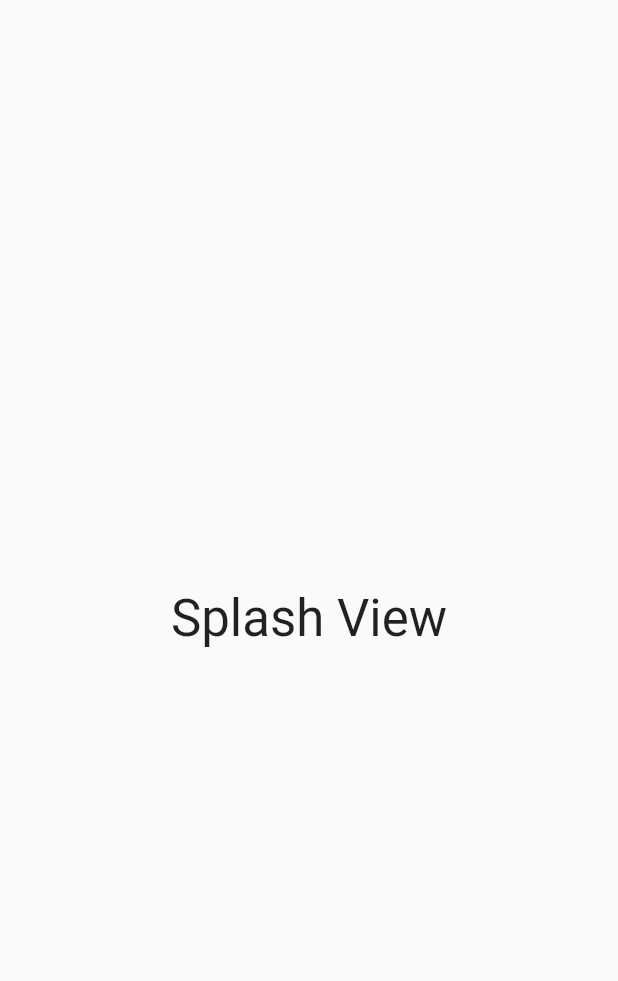
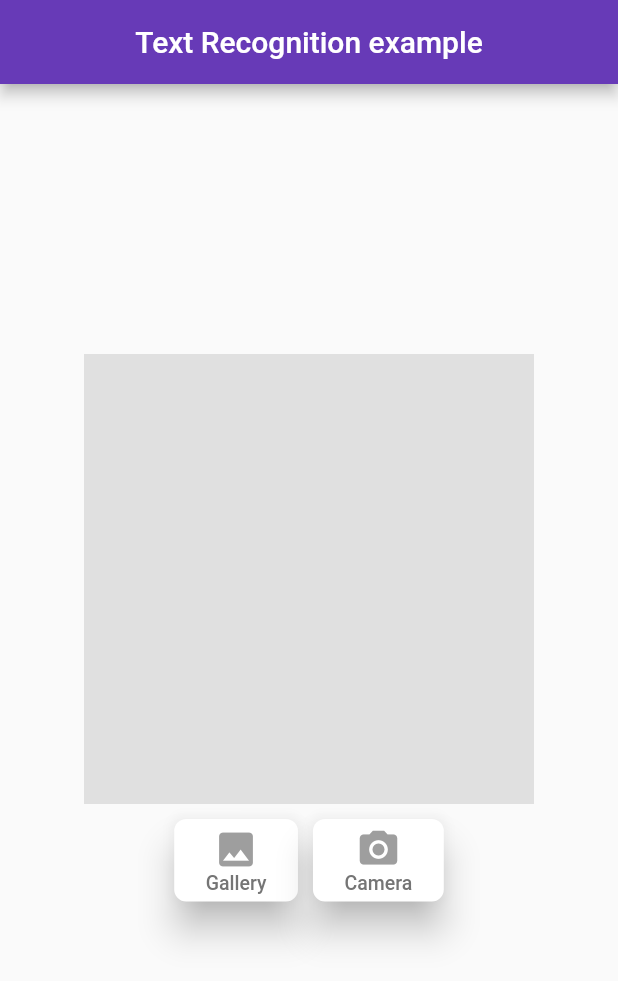
Before and after one commit to umeriplex/firebase-basics, a Flutter app: the first screen one second after launch, on a phone screen of 412 x 824 dp. Shown: the top 981 px of the screen. Run offline on Flutter 3.47's test engine with Material 2 defaults, Android fonts, the light colour scheme and no system bars; our stand-ins replace cloud_firestore, firebase_auth, firebase_core, firebase_database, firebase_storage, fluttertoast and 4 more; missing offline and left inert: flutter_animator, google_ml_kit; accounts and stored records are empty.

Commit message:
add google ml kit test recognation

```diff
--- /dev/null
+++ b/lib/google_ml_kit_code.dart
@@ -0,0 +1,165 @@
+import 'dart:io';
+
+import 'package:flutter/material.dart';
+import 'package:google_ml_kit/google_ml_kit.dart';
+import 'package:image_picker/image_picker.dart';
+
+class MLKit extends StatefulWidget {
+  const MLKit({Key? key}) : super(key: key);
+
+  @override
+  State<MLKit> createState() => _MLKitState();
+}
+
+class _MLKitState extends State<MLKit> {
+  bool textScanning = false;
+  XFile? imageFile;
+  String scannedText = "";
+
+  @override
+  Widget build(BuildContext context) {
+    return Scaffold(
+      appBar: AppBar(
+        centerTitle: true,
+        title: const Text("Text Recognition example"),
+      ),
+      body: Center(
+          child: SingleChildScrollView(
+        child: Container(
+            margin: const EdgeInsets.all(20),
+            child: Column(
+              crossAxisAlignment: CrossAxisAlignment.center,
+              children: [
+                if (textScanning) const CircularProgressIndicator(),
+                if (!textScanning && imageFile == null)
+                  Container(
+                    width: 300,
+                    height: 300,
+                    color: Colors.grey[300]!,
+                  ),
+                if (imageFile != null) Image.file(File(imageFile!.path)),
+                Row(
+                  mainAxisAlignment: MainAxisAlignment.center,
+                  children: [
+                    Container(
+                        margin: const EdgeInsets.symmetric(horizontal: 5),
+                        padding: const EdgeInsets.only(top: 10),
+                        child: ElevatedButton(
+                          style: ElevatedButton.styleFrom(
+                            primary: Colors.white,
+                            onPrimary: Colors.grey,
+                            shadowColor: Colors.grey[400],
+                            elevation: 10,
+                            shape: RoundedRectangleBorder(
+                                borderRadius: BorderRadius.circular(8.0)),
+                          ),
+                          onPressed: () {
+                            getImage(ImageSource.gallery);
+                          },
+                          child: Container(
+                            margin: const EdgeInsets.symmetric(
+                                vertical: 5, horizontal: 5),
+                            child: Column(
+                              mainAxisSize: MainAxisSize.min,
+                              children: [
+                                Icon(
+                                  Icons.image,
+                                  size: 30,
+                                ),
+                                Text(
+                                  "Gallery",
+                                  style: TextStyle(
+                                      fontSize: 13, color: Colors.grey[600]),
+                                )
+                              ],
+                            ),
+                          ),
+                        )),
+                    Container(
+                        margin: const EdgeInsets.symmetric(horizontal: 5),
+                        padding: const EdgeInsets.only(top: 10),
+                        child: ElevatedButton(
+                          style: ElevatedButton.styleFrom(
+                            primary: Colors.white,
+                            onPrimary: Colors.grey,
+                            shadowColor: Colors.grey[400],
+                            elevation: 10,
+                            shape: RoundedRectangleBorder(
+                                borderRadius: BorderRadius.circular(8.0)),
+                          ),
+                          onPressed: () {
+                            getImage(ImageSource.camera);
+                          },
+                          child: Container(
+                            margin: const EdgeInsets.symmetric(
+                                vertical: 5, horizontal: 5),
+                            child: Column(
+                              mainAxisSize: MainAxisSize.min,
+                              children: [
+                                Icon(
+                                  Icons.camera_alt,
+                                  size: 30,
+                                ),
+                                Text(
+                                  "Camera",
+                                  style: TextStyle(
+                                      fontSize: 13, color: Colors.grey[600]),
+                                )
+                              ],
+                            ),
+                          ),
+                        )),
+                  ],
+                ),
+                const SizedBox(
+                  height: 20,
+                ),
+                Container(
+                  child: Text(
+                    scannedText,
+                    style: TextStyle(fontSize: 20),
+                  ),
+                )
+              ],
+            )),
+      )),
+    );
+  }
+
+  void getImage(ImageSource source) async {
+    try {
+      final pickedImage = await ImagePicker().pickImage(source: source);
+      if (pickedImage != null) {
+        textScanning = true;
+        imageFile = pickedImage;
+        setState(() {});
+        getRecognisedText(pickedImage);
+      }
+    } catch (e) {
+      textScanning = false;
+      imageFile = null;
+      scannedText = "Error occurred while scanning";
+      setState(() {});
+    }
+  }
+
+  void getRecognisedText(XFile image) async {
+    final inputImage = InputImage.fromFilePath(image.path);
+    final textDetector = GoogleMlKit.vision.textRecognizer();
+    RecognizedText recognisedText = await textDetector.processImage(inputImage);
+    await textDetector.close();
+    scannedText = "";
+    for (TextBlock block in recognisedText.blocks) {
+      for (TextLine line in block.lines) {
+        scannedText = scannedText + line.text + "\n";
+      }
+    }
+    textScanning = false;
+    setState(() {});
+  }
+
+  @override
+  void initState() {
+    super.initState();
+  }
+}
--- a/lib/main.dart
+++ b/lib/main.dart
@@ -1,6 +1,8 @@
 import 'package:firebase_abcd/views/splashView.dart';
 import 'package:firebase_core/firebase_core.dart';
 import 'package:flutter/material.dart';
+
+import 'google_ml_kit_code.dart';
 
 Future<void> main() async {
   WidgetsFlutterBinding.ensureInitialized();
@@ -20,7 +22,7 @@
       theme: ThemeData(
         primarySwatch: Colors.deepPurple,
       ),
-      home: const SplashView(),
+      home: const MLKit(),
     );
   }
 }
--- a/pubspec.yaml
+++ b/pubspec.yaml
@@ -47,6 +47,7 @@
   firebase_database: ^10.0.9
   timeago: ^3.3.0
   image_picker: ^0.8.6
+  google_ml_kit: ^0.13.0
 
 
 dev_dependencies:
```
Also changed, not shown: pubspec.lock.
